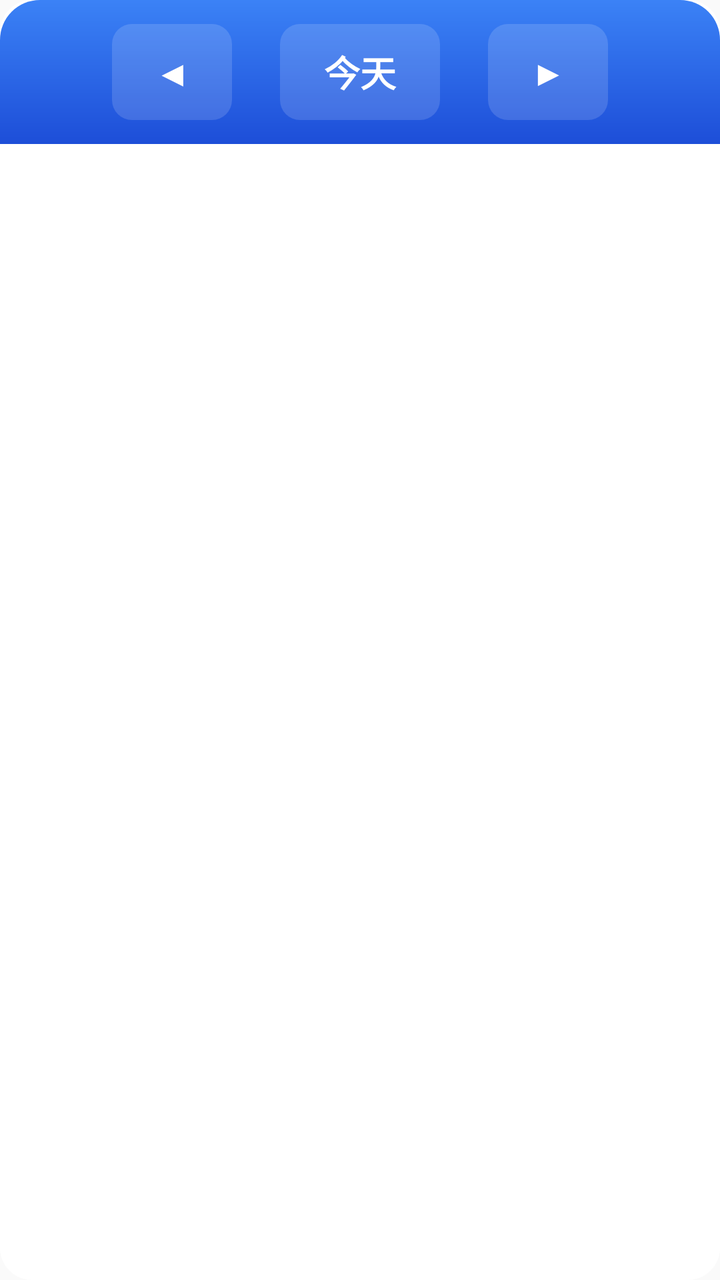
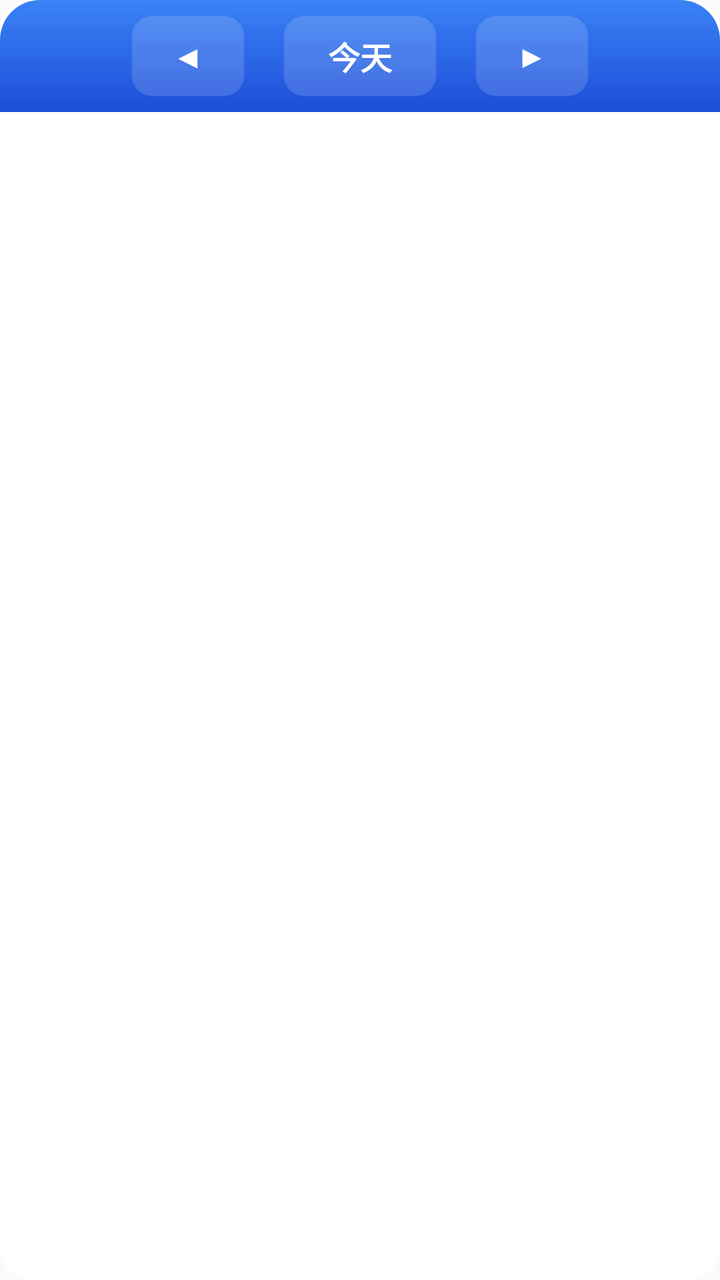

Two renders of the same Android screen: before a commit and after it. Below are the layout's source before the change and the commit's diff.
<!-- AndroidManifest.xml: application theme Theme.AppCompat.DayNight.NoActionBar -->
<!-- res/layout/widget_week.xml -->
<?xml version="1.0" encoding="utf-8"?>
<LinearLayout xmlns:android="http://schemas.android.com/apk/res/android"
    android:layout_width="match_parent"
    android:layout_height="match_parent"
    android:background="@drawable/bg_widget_rounded"
    android:orientation="vertical">

    
    <LinearLayout
        android:layout_width="match_parent"
        android:layout_height="72dp"
        android:background="@drawable/bg_header_rounded"
        android:gravity="center"
        android:orientation="horizontal">

        <TextView
            android:id="@+id/btn_prev_week"
            android:layout_width="60dp"
            android:layout_height="48dp"
            android:background="@drawable/bg_btn_trans"
            android:gravity="center"
            android:text="◀"
            android:textColor="#FFFFFF"
            android:textSize="18sp" />

        <TextView
            android:id="@+id/btn_today_week"
            android:layout_width="80dp"
            android:layout_height="48dp"
            android:layout_marginStart="24dp"
            android:layout_marginEnd="24dp"
            android:background="@drawable/bg_btn_trans"
            android:gravity="center"
            android:text="今天"
            android:textColor="#FFFFFF"
            android:textSize="18sp"
            android:textStyle="bold" />

        <TextView
            android:id="@+id/btn_next_week"
            android:layout_width="60dp"
            android:layout_height="48dp"
            android:background="@drawable/bg_btn_trans"
            android:gravity="center"
            android:text="▶"
            android:textColor="#FFFFFF"
            android:textSize="18sp" />
    </LinearLayout>

    
    <ImageView
        android:id="@+id/iv_week_canvas"
        android:layout_width="match_parent"
        android:layout_height="0dp"
        android:layout_weight="1"
        android:scaleType="fitXY" />
</LinearLayout>
<!-- resources referenced by this layout -->
<resources>
  <!-- drawable bg_btn_trans (drawable) -->
  <?xml version="1.0" encoding="utf-8"?>
  <shape xmlns:android="http://schemas.android.com/apk/res/android">
      <solid android:color="#25FFFFFF" />
      <corners android:radius="10dp" />
  </shape>
  <!-- drawable bg_header_rounded (drawable) -->
  <?xml version="1.0" encoding="utf-8"?>
  <shape xmlns:android="http://schemas.android.com/apk/res/android">
      
      <gradient
          android:angle="270"
          android:startColor="#3B82F6"
          android:endColor="#1D4ED8"
          android:type="linear" />
      <corners
          android:topLeftRadius="20dp"
          android:topRightRadius="20dp" />
  </shape>
  <!-- drawable bg_widget_rounded (drawable) -->
  <?xml version="1.0" encoding="utf-8"?>
  <shape xmlns:android="http://schemas.android.com/apk/res/android">
      <solid android:color="#FFFFFF" />
      <corners android:radius="16dp" />
  </shape>
</resources>

<!-- the commit's change to res/layout/widget_week.xml (unified diff, before → after) -->
@@ -5,49 +5,47 @@
     android:background="@drawable/bg_widget_rounded"
     android:orientation="vertical">
 
-    
     <LinearLayout
         android:layout_width="match_parent"
-        android:layout_height="72dp"
+        android:layout_height="56dp"
         android:background="@drawable/bg_header_rounded"
         android:gravity="center"
         android:orientation="horizontal">
 
         <TextView
             android:id="@+id/btn_prev_week"
-            android:layout_width="60dp"
-            android:layout_height="48dp"
+            android:layout_width="56dp"
+            android:layout_height="40dp"
             android:background="@drawable/bg_btn_trans"
             android:gravity="center"
             android:text="◀"
             android:textColor="#FFFFFF"
-            android:textSize="18sp" />
+            android:textSize="16sp" />
 
         <TextView
             android:id="@+id/btn_today_week"
-            android:layout_width="80dp"
-            android:layout_height="48dp"
-            android:layout_marginStart="24dp"
-            android:layout_marginEnd="24dp"
+            android:layout_width="76dp"
+            android:layout_height="40dp"
+            android:layout_marginStart="20dp"
+            android:layout_marginEnd="20dp"
             android:background="@drawable/bg_btn_trans"
             android:gravity="center"
             android:text="今天"
             android:textColor="#FFFFFF"
-            android:textSize="18sp"
+            android:textSize="16sp"
             android:textStyle="bold" />
 
         <TextView
             android:id="@+id/btn_next_week"
-            android:layout_width="60dp"
-            android:layout_height="48dp"
+            android:layout_width="56dp"
+            android:layout_height="40dp"
             android:background="@drawable/bg_btn_trans"
             android:gravity="center"
             android:text="▶"
             android:textColor="#FFFFFF"
-            android:textSize="18sp" />
+            android:textSize="16sp" />
     </LinearLayout>
 
-    
     <ImageView
         android:id="@+id/iv_week_canvas"
         android:layout_width="match_parent"
